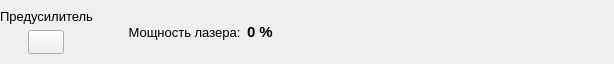
Old version of the form preamplifier_all_panel.ui in the repository bulkanul/EVO_YFL_1064_GUI_coherent2.
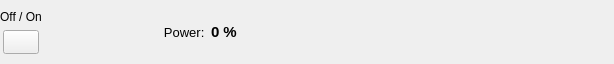
New version of the form. Icons and pictures are not drawn.

What changed in the file:
```diff
--- a/preamplifier_all_panel.ui
+++ b/preamplifier_all_panel.ui
@@ -47,25 +47,15 @@
         </spacer>
        </item>
        <item>
-        <widget class="QLabel" name="label_4">
-         <property name="sizePolicy">
-          <sizepolicy hsizetype="Preferred" vsizetype="Preferred">
-           <horstretch>0</horstretch>
-           <verstretch>0</verstretch>
-          </sizepolicy>
-         </property>
-         <property name="font">
-          <font>
-           <family>Arial</family>
-           <pointsize>10</pointsize>
-          </font>
-         </property>
-         <property name="text">
-          <string>Предусилитель</string>
-         </property>
+        <layout class="QVBoxLayout" name="layout_onoff">
+         <item>
+          <widget class="QLabel" name="label_onoff">
          <property name="alignment">
           <set>Qt::AlignCenter</set>
          </property>
+           <property name="text">
+            <string>Off / On</string>
+           </property>
         </widget>
        </item>
        <item>
@@ -125,6 +115,8 @@
          </item>
         </layout>
        </item>
+        </layout>
+       </item>
        <item>
         <spacer name="verticalSpacer">
          <property name="orientation">
@@ -526,7 +518,7 @@
             </font>
            </property>
            <property name="text">
-            <string>Мощность лазера: </string>
+            <string>Power: </string>
            </property>
            <property name="alignment">
             <set>Qt::AlignRight|Qt::AlignTrailing|Qt::AlignVCenter</set>
```
Lines whose indentation alone changed are shown as unchanged.
